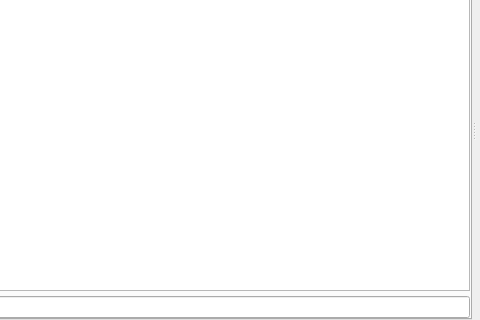
This is sub3suite/src/engines/brute/Brute.ui in 3nock/OTE as Qt 5 draws it before an edit; both pictures show x 193 to 673 and y 143 to 463 of the 673 by 463 pixel window. The edited form follows.
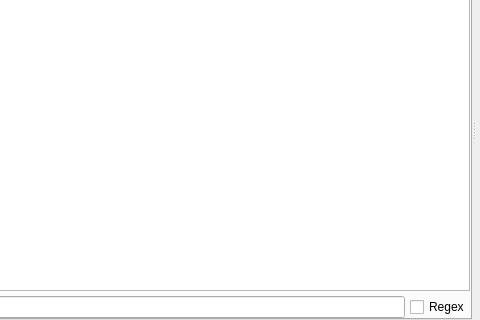
This is the edited form. Custom widgets are drawn as their Qt base class.

Commit message: improving the brute engine

Patch:
```diff
--- a/sub3suite/src/engines/brute/Brute.ui
+++ b/sub3suite/src/engines/brute/Brute.ui
@@ -494,6 +494,13 @@
              <item>
               <widget class="QLineEdit" name="lineEditFilter"/>
              </item>
+             <item>
+              <widget class="QCheckBox" name="checkBoxRegex">
+               <property name="text">
+                <string>Regex</string>
+               </property>
+              </widget>
+             </item>
             </layout>
            </item>
           </layout>
```
The commit also changes 8 other files.
